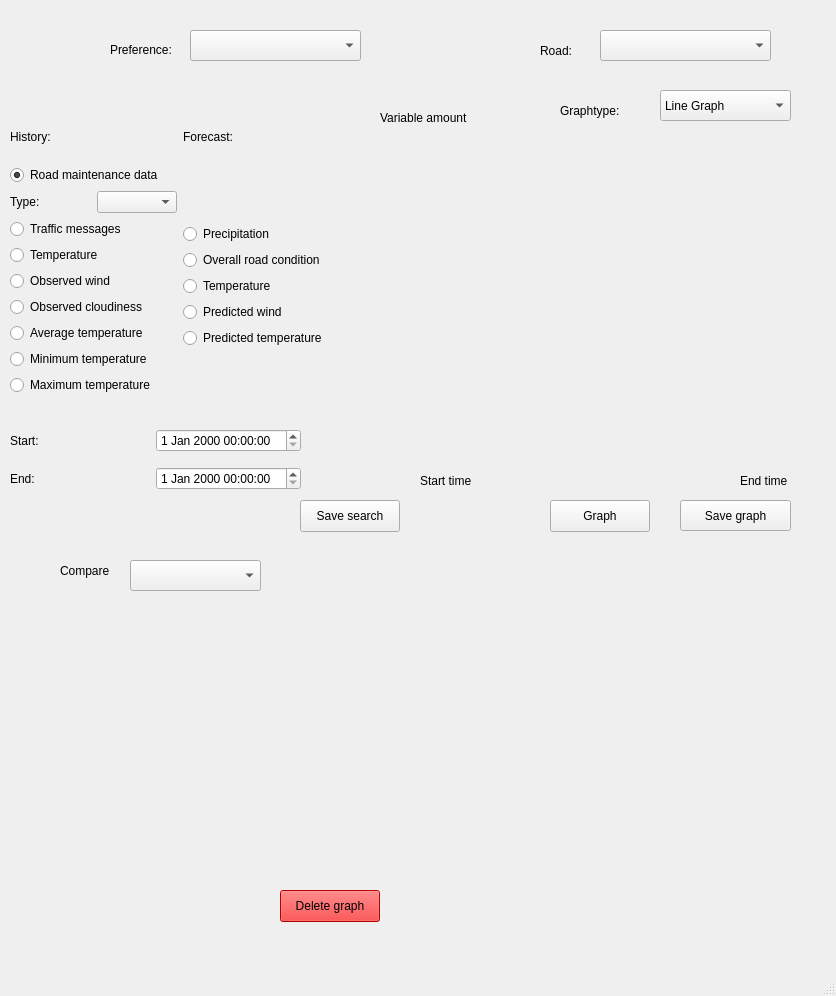
The window that rojekti/mainwindow.ui (victorzhj/roadConditionMonitor) describes before a commit, drawn with Qt 5.
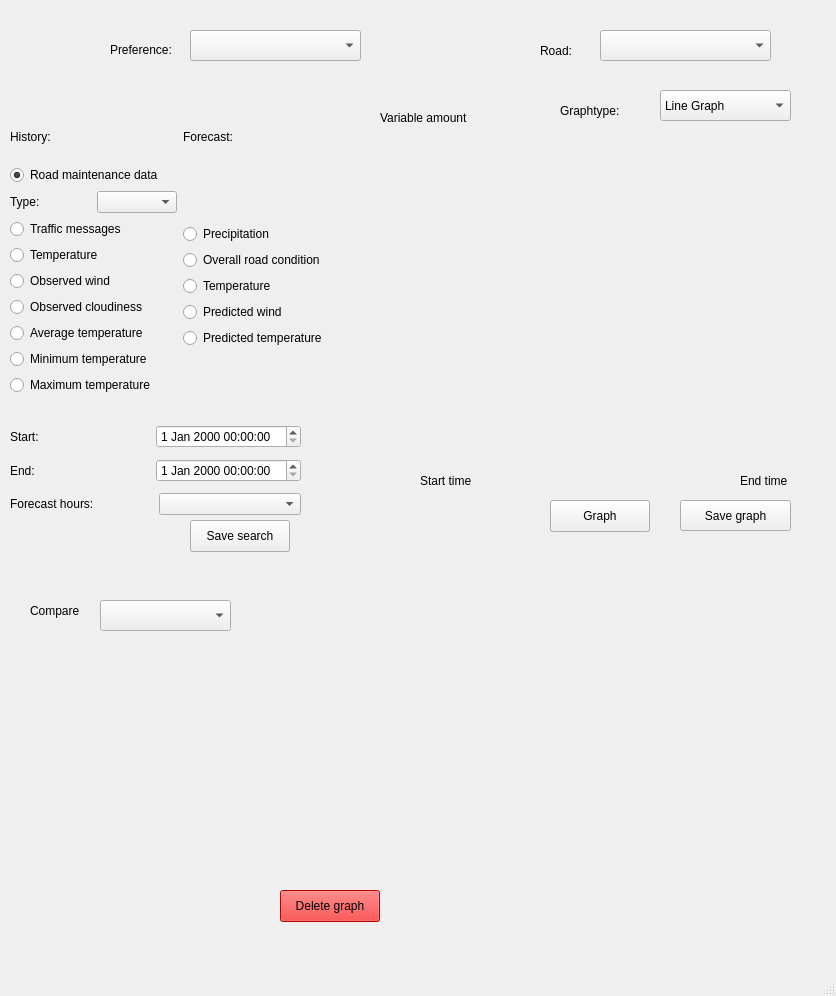
The same window after the commit.

Commit message: Yhdistetään ui controlleriin

```diff
--- a/rojekti/mainwindow.ui
+++ b/rojekti/mainwindow.ui
@@ -50,8 +50,8 @@
    <widget class="QPushButton" name="pushButton_2">
     <property name="geometry">
      <rect>
-      <x>300</x>
-      <y>500</y>
+      <x>190</x>
+      <y>520</y>
       <width>100</width>
       <height>32</height>
      </rect>
@@ -337,7 +337,7 @@
       <x>10</x>
       <y>420</y>
       <width>291</width>
-      <height>80</height>
+      <height>100</height>
      </rect>
     </property>
     <layout class="QVBoxLayout" name="verticalLayout_3">
@@ -369,6 +369,20 @@
        </item>
       </layout>
      </item>
+     <item>
+      <layout class="QHBoxLayout" name="horizontalLayout_6">
+       <item>
+        <widget class="QLabel" name="fHoursLabel">
+         <property name="text">
+          <string>Forecast hours:</string>
+         </property>
+        </widget>
+       </item>
+       <item>
+        <widget class="QComboBox" name="fHoursSelect"/>
+       </item>
+      </layout>
+     </item>
     </layout>
    </widget>
    <widget class="QPushButton" name="saveButton">
@@ -387,8 +401,8 @@
    <widget class="QComboBox" name="CompareDropdown">
     <property name="geometry">
      <rect>
-      <x>130</x>
-      <y>560</y>
+      <x>100</x>
+      <y>600</y>
       <width>131</width>
       <height>31</height>
      </rect>
@@ -397,8 +411,8 @@
    <widget class="QLabel" name="label_3">
     <property name="geometry">
      <rect>
-      <x>60</x>
-      <y>550</y>
+      <x>30</x>
+      <y>590</y>
       <width>111</width>
       <height>41</height>
      </rect>
```
The commit also changes 5 other files.
